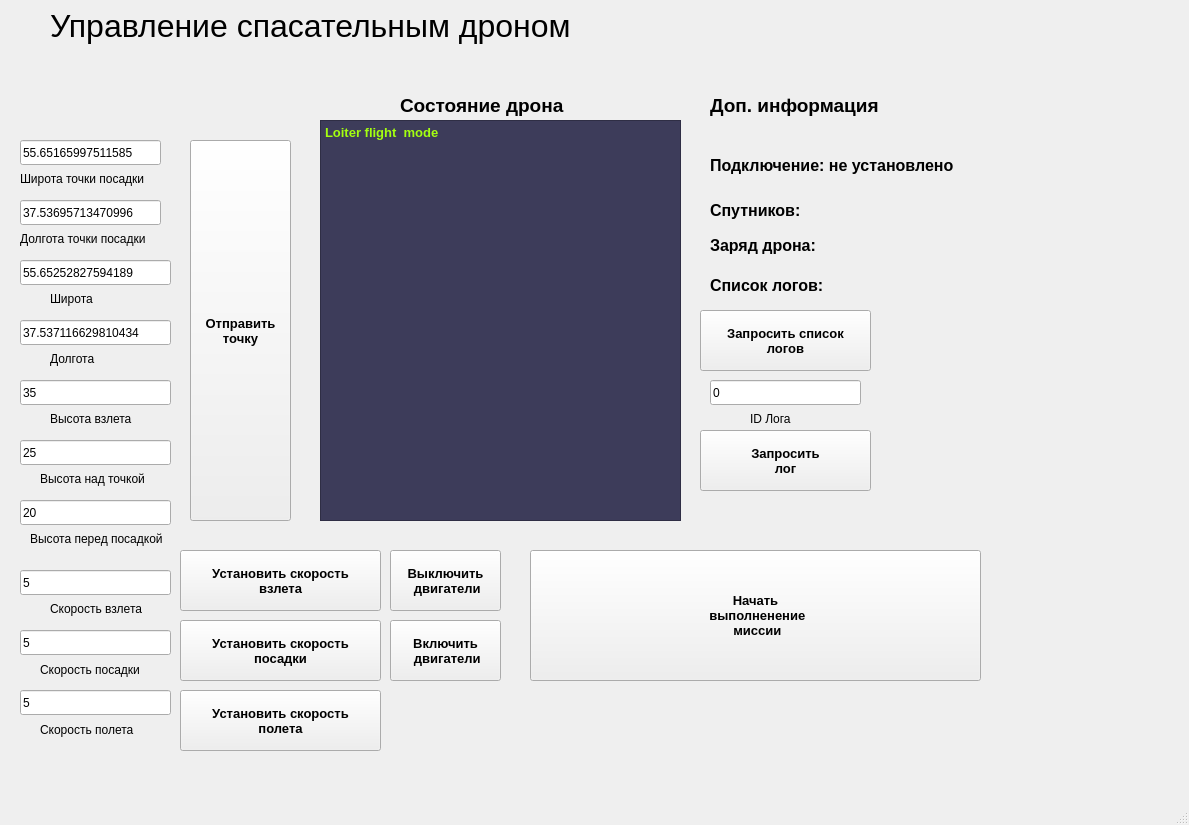
Before: the Qt Designer form mainwindow.ui in NickolayGoloburdin/wifi_drone_interface, drawn with Qt 5.
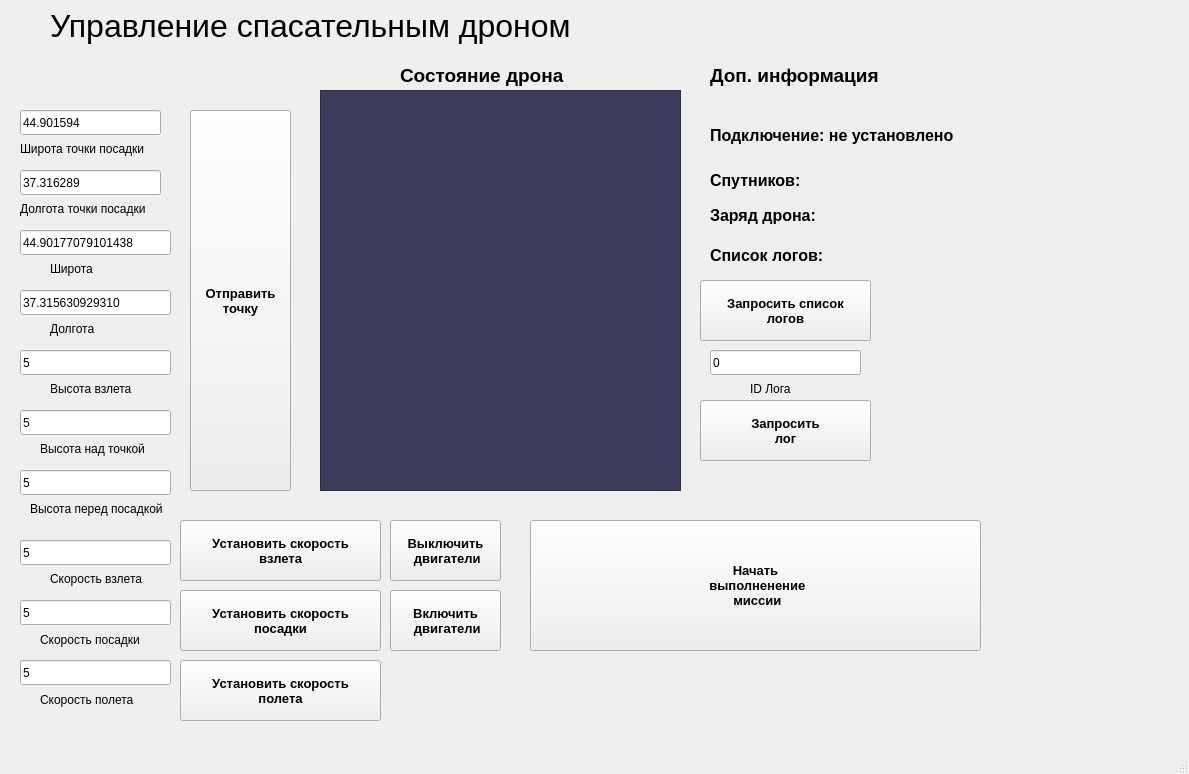
After: the same form once the commit is applied.

```diff
--- a/mainwindow.ui
+++ b/mainwindow.ui
@@ -7,7 +7,7 @@
     <x>0</x>
     <y>0</y>
     <width>1189</width>
-    <height>825</height>
+    <height>774</height>
    </rect>
   </property>
   <property name="windowTitle">
@@ -21,7 +21,7 @@
     <property name="geometry">
      <rect>
       <x>390</x>
-      <y>620</y>
+      <y>590</y>
       <width>111</width>
       <height>61</height>
      </rect>
@@ -46,7 +46,7 @@
     <property name="geometry">
      <rect>
       <x>190</x>
-      <y>140</y>
+      <y>110</y>
       <width>101</width>
       <height>381</height>
      </rect>
@@ -71,7 +71,7 @@
     <property name="geometry">
      <rect>
       <x>390</x>
-      <y>550</y>
+      <y>520</y>
       <width>111</width>
       <height>61</height>
      </rect>
@@ -96,7 +96,7 @@
     <property name="geometry">
      <rect>
       <x>530</x>
-      <y>550</y>
+      <y>520</y>
       <width>451</width>
       <height>131</height>
      </rect>
@@ -122,8 +122,8 @@
     <property name="geometry">
      <rect>
       <x>710</x>
-      <y>130</y>
-      <width>321</width>
+      <y>100</y>
+      <width>351</width>
       <height>71</height>
      </rect>
     </property>
@@ -143,7 +143,7 @@
     <property name="geometry">
      <rect>
       <x>20</x>
-      <y>260</y>
+      <y>230</y>
       <width>151</width>
       <height>25</height>
      </rect>
@@ -152,30 +152,30 @@
      <string notr="true"/>
     </property>
     <property name="text">
-     <string>55.65252827594189</string>
+     <string>44.90177079101438</string>
     </property>
    </widget>
    <widget class="QLineEdit" name="longtitude">
     <property name="geometry">
      <rect>
       <x>20</x>
-      <y>320</y>
-      <width>151</width>
-      <height>25</height>
-     </rect>
-    </property>
-    <property name="styleSheet">
-     <string notr="true"/>
-    </property>
-    <property name="text">
-     <string>37.537116629810434</string>
-    </property>
-   </widget>
-   <widget class="QLabel" name="label">
-    <property name="geometry">
-     <rect>
-      <x>50</x>
       <y>290</y>
+      <width>151</width>
+      <height>25</height>
+     </rect>
+    </property>
+    <property name="styleSheet">
+     <string notr="true"/>
+    </property>
+    <property name="text">
+     <string>37.315630929310</string>
+    </property>
+   </widget>
+   <widget class="QLabel" name="label">
+    <property name="geometry">
+     <rect>
+      <x>50</x>
+      <y>260</y>
       <width>67</width>
       <height>17</height>
      </rect>
@@ -188,7 +188,7 @@
     <property name="geometry">
      <rect>
       <x>50</x>
-      <y>350</y>
+      <y>320</y>
       <width>67</width>
       <height>17</height>
      </rect>
@@ -201,7 +201,7 @@
     <property name="geometry">
      <rect>
       <x>710</x>
-      <y>190</y>
+      <y>160</y>
       <width>181</width>
       <height>41</height>
      </rect>
@@ -222,7 +222,7 @@
     <property name="geometry">
      <rect>
       <x>400</x>
-      <y>80</y>
+      <y>50</y>
       <width>241</width>
       <height>51</height>
      </rect>
@@ -265,7 +265,7 @@
     <property name="geometry">
      <rect>
       <x>710</x>
-      <y>230</y>
+      <y>200</y>
       <width>251</width>
       <height>31</height>
      </rect>
@@ -286,7 +286,7 @@
     <property name="geometry">
      <rect>
       <x>710</x>
-      <y>80</y>
+      <y>50</y>
       <width>271</width>
       <height>51</height>
      </rect>
@@ -310,7 +310,7 @@
     <property name="geometry">
      <rect>
       <x>20</x>
-      <y>170</y>
+      <y>140</y>
       <width>151</width>
       <height>17</height>
      </rect>
@@ -323,7 +323,7 @@
     <property name="geometry">
      <rect>
       <x>20</x>
-      <y>140</y>
+      <y>110</y>
       <width>141</width>
       <height>25</height>
      </rect>
@@ -332,14 +332,14 @@
      <string notr="true"/>
     </property>
     <property name="text">
-     <string>55.65165997511585</string>
+     <string>44.901594</string>
     </property>
    </widget>
    <widget class="QLineEdit" name="land_y">
     <property name="geometry">
      <rect>
       <x>20</x>
-      <y>200</y>
+      <y>170</y>
       <width>141</width>
       <height>25</height>
      </rect>
@@ -348,14 +348,14 @@
      <string notr="true"/>
     </property>
     <property name="text">
-     <string>37.53695713470996</string>
+     <string>37.316289</string>
     </property>
    </widget>
    <widget class="QLabel" name="label_8">
     <property name="geometry">
      <rect>
       <x>20</x>
-      <y>230</y>
+      <y>200</y>
       <width>161</width>
       <height>17</height>
      </rect>
@@ -368,7 +368,7 @@
     <property name="geometry">
      <rect>
       <x>50</x>
-      <y>410</y>
+      <y>380</y>
       <width>101</width>
       <height>17</height>
      </rect>
@@ -381,7 +381,7 @@
     <property name="geometry">
      <rect>
       <x>20</x>
-      <y>380</y>
+      <y>350</y>
       <width>151</width>
       <height>25</height>
      </rect>
@@ -390,14 +390,14 @@
      <string notr="true"/>
     </property>
     <property name="text">
-     <string>35</string>
+     <string>5</string>
     </property>
    </widget>
    <widget class="QLineEdit" name="height_point">
     <property name="geometry">
      <rect>
       <x>20</x>
-      <y>440</y>
+      <y>410</y>
       <width>151</width>
       <height>25</height>
      </rect>
@@ -406,14 +406,14 @@
      <string notr="true"/>
     </property>
     <property name="text">
-     <string>25</string>
+     <string>5</string>
     </property>
    </widget>
    <widget class="QLabel" name="label_9">
     <property name="geometry">
      <rect>
       <x>40</x>
-      <y>470</y>
+      <y>440</y>
       <width>121</width>
       <height>17</height>
      </rect>
@@ -426,7 +426,7 @@
     <property name="geometry">
      <rect>
       <x>30</x>
-      <y>530</y>
+      <y>500</y>
       <width>141</width>
       <height>17</height>
      </rect>
@@ -439,7 +439,7 @@
     <property name="geometry">
      <rect>
       <x>20</x>
-      <y>500</y>
+      <y>470</y>
       <width>151</width>
       <height>25</height>
      </rect>
@@ -448,14 +448,14 @@
      <string notr="true"/>
     </property>
     <property name="text">
-     <string>20</string>
+     <string>5</string>
     </property>
    </widget>
    <widget class="QLabel" name="logs">
     <property name="geometry">
      <rect>
       <x>710</x>
-      <y>270</y>
+      <y>240</y>
       <width>311</width>
       <height>31</height>
      </rect>
@@ -476,7 +476,7 @@
     <property name="geometry">
      <rect>
       <x>890</x>
-      <y>280</y>
+      <y>250</y>
       <width>261</width>
       <height>201</height>
      </rect>
@@ -506,7 +506,7 @@
     <property name="geometry">
      <rect>
       <x>700</x>
-      <y>430</y>
+      <y>400</y>
       <width>171</width>
       <height>61</height>
      </rect>
@@ -531,7 +531,7 @@
     <property name="geometry">
      <rect>
       <x>710</x>
-      <y>380</y>
+      <y>350</y>
       <width>151</width>
       <height>25</height>
      </rect>
@@ -547,7 +547,7 @@
     <property name="geometry">
      <rect>
       <x>750</x>
-      <y>410</y>
+      <y>380</y>
       <width>101</width>
       <height>17</height>
      </rect>
@@ -560,7 +560,7 @@
     <property name="geometry">
      <rect>
       <x>700</x>
-      <y>310</y>
+      <y>280</y>
       <width>171</width>
       <height>61</height>
      </rect>
@@ -585,7 +585,7 @@
     <property name="geometry">
      <rect>
       <x>180</x>
-      <y>620</y>
+      <y>590</y>
       <width>201</width>
       <height>61</height>
      </rect>
@@ -610,7 +610,7 @@
     <property name="geometry">
      <rect>
       <x>180</x>
-      <y>550</y>
+      <y>520</y>
       <width>201</width>
       <height>61</height>
      </rect>
@@ -635,7 +635,7 @@
     <property name="geometry">
      <rect>
       <x>20</x>
-      <y>570</y>
+      <y>540</y>
       <width>151</width>
       <height>25</height>
      </rect>
@@ -651,7 +651,7 @@
     <property name="geometry">
      <rect>
       <x>50</x>
-      <y>600</y>
+      <y>570</y>
       <width>101</width>
       <height>17</height>
      </rect>
@@ -664,7 +664,7 @@
     <property name="geometry">
      <rect>
       <x>20</x>
-      <y>630</y>
+      <y>600</y>
       <width>151</width>
       <height>25</height>
      </rect>
@@ -680,7 +680,7 @@
     <property name="geometry">
      <rect>
       <x>40</x>
-      <y>660</y>
+      <y>630</y>
       <width>121</width>
       <height>20</height>
      </rect>
@@ -693,7 +693,7 @@
     <property name="geometry">
      <rect>
       <x>320</x>
-      <y>120</y>
+      <y>90</y>
       <width>361</width>
       <height>401</height>
      </rect>
@@ -714,14 +714,14 @@
      <bool>true</bool>
     </property>
     <property name="plainText">
-     <string>Loiter flight  mode</string>
+     <string/>
     </property>
    </widget>
    <widget class="QPushButton" name="set_fly_speed">
     <property name="geometry">
      <rect>
       <x>180</x>
-      <y>690</y>
+      <y>660</y>
       <width>201</width>
       <height>61</height>
      </rect>
@@ -746,7 +746,7 @@
     <property name="geometry">
      <rect>
       <x>40</x>
-      <y>720</y>
+      <y>690</y>
       <width>121</width>
       <height>20</height>
      </rect>
@@ -759,7 +759,7 @@
     <property name="geometry">
      <rect>
       <x>20</x>
-      <y>690</y>
+      <y>660</y>
       <width>151</width>
       <height>25</height>
      </rect>
```
